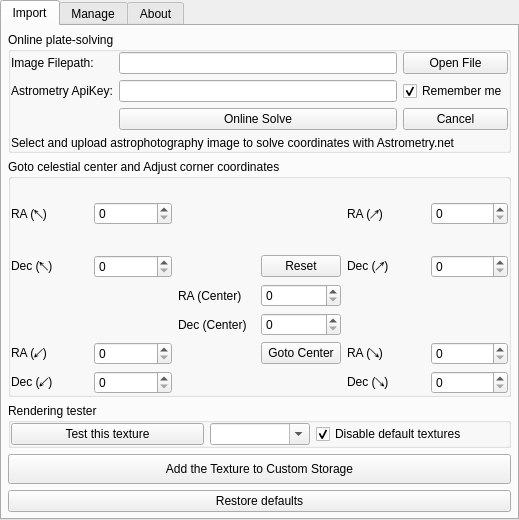
Old version of the form plugins/NebulaTextures/src/gui/nebulaTexturesDialog.ui in the repository Stellarium/stellarium.
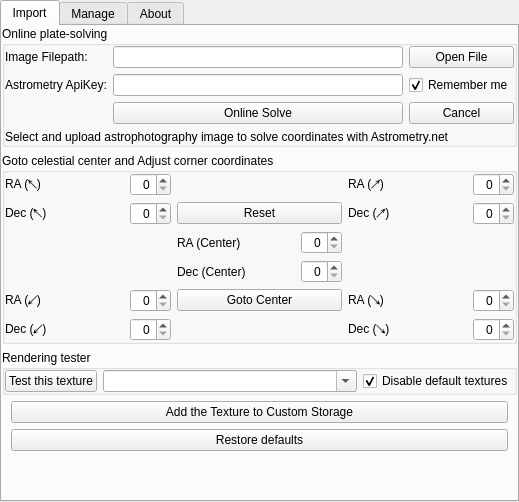
New version of the form. Custom widgets are drawn as their Qt base class.

Commit message: Amother patch for compact GUI

Diff of the .ui file:
```diff
--- a/plugins/NebulaTextures/src/gui/nebulaTexturesDialog.ui
+++ b/plugins/NebulaTextures/src/gui/nebulaTexturesDialog.ui
@@ -7,7 +7,7 @@
     <x>0</x>
     <y>0</y>
     <width>519</width>
-    <height>520</height>
+    <height>502</height>
    </rect>
   </property>
   <property name="windowTitle">
@@ -50,16 +50,16 @@
       </attribute>
       <layout class="QVBoxLayout" name="verticalLayout_6">
        <property name="leftMargin">
-        <number>6</number>
+        <number>0</number>
        </property>
        <property name="topMargin">
-        <number>6</number>
+        <number>0</number>
        </property>
        <property name="rightMargin">
-        <number>6</number>
+        <number>0</number>
        </property>
        <property name="bottomMargin">
-        <number>6</number>
+        <number>0</number>
        </property>
        <item>
         <layout class="QVBoxLayout" name="verticalLayout_5">
@@ -189,6 +189,12 @@
            <layout class="QGridLayout" name="gridLayout_3">
             <item row="1" column="0">
              <widget class="QLabel" name="label_tld">
+              <property name="sizePolicy">
+               <sizepolicy hsizetype="MinimumExpanding" vsizetype="Preferred">
+                <horstretch>0</horstretch>
+                <verstretch>0</verstretch>
+               </sizepolicy>
+              </property>
               <property name="text">
                <string>Dec (↖)</string>
               </property>
@@ -196,6 +202,12 @@
             </item>
             <item row="4" column="0">
              <widget class="QLabel" name="label_blr">
+              <property name="sizePolicy">
+               <sizepolicy hsizetype="MinimumExpanding" vsizetype="Preferred">
+                <horstretch>0</horstretch>
+                <verstretch>0</verstretch>
+               </sizepolicy>
+              </property>
               <property name="text">
                <string>RA (↙)</string>
               </property>
@@ -203,6 +215,12 @@
             </item>
             <item row="5" column="0">
              <widget class="QLabel" name="label_bld">
+              <property name="sizePolicy">
+               <sizepolicy hsizetype="MinimumExpanding" vsizetype="Preferred">
+                <horstretch>0</horstretch>
+                <verstretch>0</verstretch>
+               </sizepolicy>
+              </property>
               <property name="text">
                <string>Dec (↙)</string>
               </property>
@@ -210,6 +228,12 @@
             </item>
             <item row="2" column="2">
              <widget class="QLabel" name="label_rr">
+              <property name="sizePolicy">
+               <sizepolicy hsizetype="MinimumExpanding" vsizetype="Preferred">
+                <horstretch>0</horstretch>
+                <verstretch>0</verstretch>
+               </sizepolicy>
+              </property>
               <property name="font">
                <font>
                 <pointsize>9</pointsize>
@@ -222,28 +246,53 @@
             </item>
             <item row="0" column="0">
              <widget class="QLabel" name="label_tlr">
+              <property name="sizePolicy">
+               <sizepolicy hsizetype="MinimumExpanding" vsizetype="Preferred">
+                <horstretch>0</horstretch>
+                <verstretch>0</verstretch>
+               </sizepolicy>
+              </property>
               <property name="text">
                <string>RA (↖)</string>
               </property>
              </widget>
             </item>
             <item row="0" column="1">
-             <widget class="AngleSpinBox" name="topLeftX"/>
+             <widget class="AngleSpinBox" name="topLeftX">
+              <property name="alignment">
+               <set>Qt::AlignRight|Qt::AlignTrailing|Qt::AlignVCenter</set>
+              </property>
+             </widget>
             </item>
             <item row="1" column="1">
-             <widget class="AngleSpinBox" name="topLeftY"/>
+             <widget class="AngleSpinBox" name="topLeftY">
+              <property name="alignment">
+               <set>Qt::AlignRight|Qt::AlignTrailing|Qt::AlignVCenter</set>
+              </property>
+             </widget>
             </item>
             <item row="4" column="1">
-             <widget class="AngleSpinBox" name="bottomLeftX"/>
+             <widget class="AngleSpinBox" name="bottomLeftX">
+              <property name="alignment">
+               <set>Qt::AlignRight|Qt::AlignTrailing|Qt::AlignVCenter</set>
+              </property>
+             </widget>
             </item>
             <item row="5" column="1">
-             <widget class="AngleSpinBox" name="bottomLeftY"/>
+             <widget class="AngleSpinBox" name="bottomLeftY">
+              <property name="alignment">
+               <set>Qt::AlignRight|Qt::AlignTrailing|Qt::AlignVCenter</set>
+              </property>
+             </widget>
             </item>
             <item row="3" column="3">
              <widget class="AngleSpinBox" name="referY">
               <property name="enabled">
                <bool>true</bool>
               </property>
+              <property name="alignment">
+               <set>Qt::AlignRight|Qt::AlignTrailing|Qt::AlignVCenter</set>
+              </property>
              </widget>
             </item>
             <item row="2" column="3">
@@ -251,10 +300,19 @@
               <property name="enabled">
                <bool>true</bool>
               </property>
+              <property name="alignment">
+               <set>Qt::AlignRight|Qt::AlignTrailing|Qt::AlignVCenter</set>
+              </property>
              </widget>
             </item>
             <item row="3" column="2">
              <widget class="QLabel" name="label_rd">
+              <property name="sizePolicy">
+               <sizepolicy hsizetype="MinimumExpanding" vsizetype="Preferred">
+                <horstretch>0</horstretch>
+                <verstretch>0</verstretch>
+               </sizepolicy>
+              </property>
               <property name="font">
                <font>
                 <pointsize>9</pointsize>
@@ -265,35 +323,14 @@
               </property>
              </widget>
             </item>
-            <item row="4" column="3">
-             <widget class="QPushButton" name="goPushButton">
-              <property name="text">
-               <string>Goto Center</string>
-              </property>
-             </widget>
-            </item>
-            <item row="1" column="3">
-             <widget class="QPushButton" name="recoverCoordsButton">
-              <property name="text">
-               <string>Reset</string>
-              </property>
-             </widget>
-            </item>
-            <item row="0" column="2" colspan="2">
-             <spacer name="horizontalSpacer">
-              <property name="orientation">
-               <enum>Qt::Vertical</enum>
-              </property>
-              <property name="sizeHint" stdset="0">
-               <size>
-                <width>40</width>
-                <height>20</height>
-               </size>
-              </property>
-             </spacer>
-            </item>
             <item row="0" column="4">
              <widget class="QLabel" name="label_trr">
+              <property name="sizePolicy">
+               <sizepolicy hsizetype="MinimumExpanding" vsizetype="Preferred">
+                <horstretch>0</horstretch>
+                <verstretch>0</verstretch>
+               </sizepolicy>
+              </property>
               <property name="text">
                <string>RA (↗)</string>
               </property>
@@ -301,6 +338,12 @@
             </item>
             <item row="1" column="4">
              <widget class="QLabel" name="label_trd">
+              <property name="sizePolicy">
+               <sizepolicy hsizetype="MinimumExpanding" vsizetype="Preferred">
+                <horstretch>0</horstretch>
+                <verstretch>0</verstretch>
+               </sizepolicy>
+              </property>
               <property name="text">
                <string>Dec (↗)</string>
               </property>
@@ -308,6 +351,12 @@
             </item>
             <item row="4" column="4">
              <widget class="QLabel" name="label_brr">
+              <property name="sizePolicy">
+               <sizepolicy hsizetype="MinimumExpanding" vsizetype="Preferred">
+                <horstretch>0</horstretch>
+                <verstretch>0</verstretch>
+               </sizepolicy>
+              </property>
               <property name="text">
                <string>RA (↘)</string>
               </property>
@@ -315,22 +364,58 @@
             </item>
             <item row="5" column="4">
              <widget class="QLabel" name="label_brd">
+              <property name="sizePolicy">
+               <sizepolicy hsizetype="MinimumExpanding" vsizetype="Preferred">
+                <horstretch>0</horstretch>
+                <verstretch>0</verstretch>
+               </sizepolicy>
+              </property>
               <property name="text">
                <string>Dec (↘)</string>
               </property>
              </widget>
             </item>
             <item row="0" column="5">
-             <widget class="AngleSpinBox" name="topRightX"/>
+             <widget class="AngleSpinBox" name="topRightX">
+              <property name="alignment">
+               <set>Qt::AlignRight|Qt::AlignTrailing|Qt::AlignVCenter</set>
+              </property>
+             </widget>
             </item>
             <item row="1" column="5">
-             <widget class="AngleSpinBox" name="topRightY"/>
+             <widget class="AngleSpinBox" name="topRightY">
+              <property name="alignment">
+               <set>Qt::AlignRight|Qt::AlignTrailing|Qt::AlignVCenter</set>
+              </property>
+             </widget>
             </item>
             <item row="4" column="5">
-             <widget class="AngleSpinBox" name="bottomRightX"/>
+             <widget class="AngleSpinBox" name="bottomRightX">
+              <property name="alignment">
+               <set>Qt::AlignRight|Qt::AlignTrailing|Qt::AlignVCenter</set>
+              </property>
+             </widget>
             </item>
             <item row="5" column="5">
-             <widget class="AngleSpinBox" name="bottomRightY"/>
+             <widget class="AngleSpinBox" name="bottomRightY">
+              <property name="alignment">
+               <set>Qt::AlignRight|Qt::AlignTrailing|Qt::AlignVCenter</set>
+              </property>
+             </widget>
+            </item>
+            <item row="4" column="2" colspan="2">
+             <widget class="QPushButton" name="goPushButton">
+              <property name="text">
+               <string>Goto Center</string>
+              </property>
+             </widget>
+            </item>
+            <item row="1" column="2" colspan="2">
+             <widget class="QPushButton" name="recoverCoordsButton">
+              <property name="text">
+               <string>Reset</string>
+              </property>
+             </widget>
             </item>
            </layout>
           </item>
@@ -342,7 +427,7 @@
          <property name="title">
           <string>Rendering tester</string>
          </property>
-         <layout class="QVBoxLayout" name="verticalLayout_10">
+         <layout class="QGridLayout" name="gridLayout">
           <property name="leftMargin">
            <number>0</number>
           </property>
@@ -355,9 +440,17 @@
           <property name="bottomMargin">
            <number>0</number>
           </property>
-          <item>
-           <layout class="QHBoxLayout" name="horizontalLayout_3">
-            <item>
+          <item row="0" column="2">
+           <widget class="QCheckBox" name="disableDefault">
+            <property name="text">
+             <string>Disable default textures</string>
+            </property>
+            <property name="checked">
+             <bool>true</bool>
+            </property>
+           </widget>
+          </item>
+          <item row="0" column="0">
              <widget class="QPushButton" name="renderButton">
               <property name="enabled">
                <bool>true</bool>
@@ -370,13 +463,13 @@
               </property>
              </widget>
             </item>
-            <item>
+          <item row="0" column="1">
              <widget class="QComboBox" name="brightComboBox">
-              <property name="maximumSize">
-               <size>
-                <width>100</width>
-                <height>16777215</height>
-               </size>
+            <property name="sizePolicy">
+             <sizepolicy hsizetype="MinimumExpanding" vsizetype="Fixed">
+              <horstretch>0</horstretch>
+              <verstretch>0</verstretch>
+             </sizepolicy>
               </property>
               <property name="toolTip">
                <string>Brightness</string>
@@ -386,29 +479,19 @@
               </property>
              </widget>
             </item>
+         </layout>
+        </widget>
+       </item>
             <item>
-             <widget class="QCheckBox" name="disableDefault">
-              <property name="text">
-               <string>Disable default textures</string>
-              </property>
-              <property name="checked">
-               <bool>true</bool>
-              </property>
-             </widget>
-            </item>
-           </layout>
-          </item>
-         </layout>
-        </widget>
-       </item>
+        <layout class="QVBoxLayout" name="verticalLayout_3">
+         <property name="leftMargin">
+          <number>9</number>
+         </property>
+         <property name="rightMargin">
+          <number>9</number>
+         </property>
        <item>
         <widget class="QPushButton" name="addCustomTextureButton">
-         <property name="minimumSize">
-          <size>
-           <width>0</width>
-           <height>30</height>
-          </size>
-         </property>
          <property name="text">
           <string>Add the Texture to Custom Storage</string>
          </property>
@@ -426,6 +509,21 @@
           <string>Restore defaults</string>
          </property>
         </widget>
+         </item>
+        </layout>
+       </item>
+       <item>
+        <spacer name="verticalSpacer">
+         <property name="orientation">
+          <enum>Qt::Vertical</enum>
+         </property>
+         <property name="sizeHint" stdset="0">
+          <size>
+           <width>20</width>
+           <height>40</height>
+          </size>
+         </property>
+        </spacer>
        </item>
       </layout>
      </widget>
```
Left out of the diff: 4 changed lines with no effect on the pictures. Lines whose indentation alone changed are shown as unchanged.
